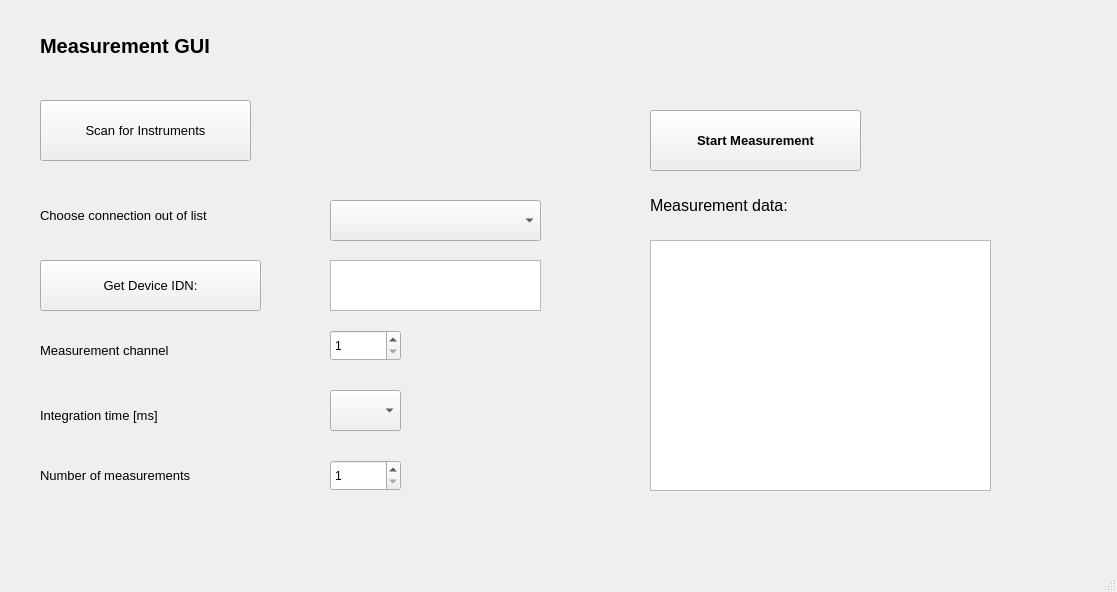
Before: the Qt Designer form measureGUI.ui in benjaminze/kpi_internship, drawn with Qt 5.
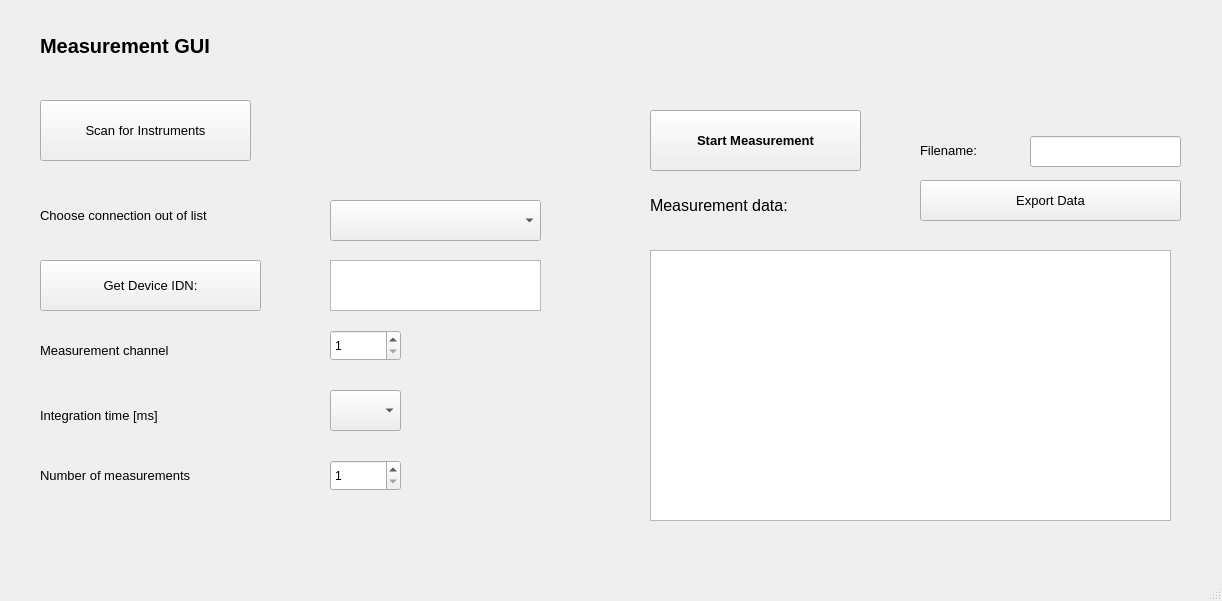
After: the same form once the commit is applied.

Commit message: table without dynamic updates

Diff of the .ui file:
```diff
--- a/measureGUI.ui
+++ b/measureGUI.ui
@@ -6,8 +6,8 @@
    <rect>
     <x>0</x>
     <y>0</y>
-    <width>1117</width>
-    <height>592</height>
+    <width>1222</width>
+    <height>601</height>
    </rect>
   </property>
   <property name="windowTitle">
@@ -184,16 +184,6 @@
      <string>Number of measurements</string>
     </property>
    </widget>
-   <widget class="QTextEdit" name="measurement_data_textBox">
-    <property name="geometry">
-     <rect>
-      <x>650</x>
-      <y>240</y>
-      <width>341</width>
-      <height>251</height>
-     </rect>
-    </property>
-   </widget>
    <widget class="QLabel" name="label_6">
     <property name="geometry">
      <rect>
@@ -260,6 +250,85 @@
      <string>Get Device IDN:</string>
     </property>
    </widget>
+   <widget class="QTableWidget" name="measurement_data_table">
+    <property name="geometry">
+     <rect>
+      <x>650</x>
+      <y>250</y>
+      <width>521</width>
+      <height>271</height>
+     </rect>
+    </property>
+    <property name="sizePolicy">
+     <sizepolicy hsizetype="Expanding" vsizetype="Expanding">
+      <horstretch>0</horstretch>
+      <verstretch>0</verstretch>
+     </sizepolicy>
+    </property>
+    <attribute name="horizontalHeaderCascadingSectionResizes">
+     <bool>true</bool>
+    </attribute>
+    <attribute name="horizontalHeaderDefaultSectionSize">
+     <number>240</number>
+    </attribute>
+    <attribute name="horizontalHeaderMinimumSectionSize">
+     <number>50</number>
+    </attribute>
+    <attribute name="verticalHeaderCascadingSectionResizes">
+     <bool>true</bool>
+    </attribute>
+    <attribute name="verticalHeaderDefaultSectionSize">
+     <number>30</number>
+    </attribute>
+   </widget>
+   <widget class="QPushButton" name="export_data_button">
+    <property name="geometry">
+     <rect>
+      <x>920</x>
+      <y>180</y>
+      <width>261</width>
+      <height>41</height>
+     </rect>
+    </property>
+    <property name="font">
+     <font>
+      <pointsize>10</pointsize>
+      <weight>50</weight>
+      <bold>false</bold>
+     </font>
+    </property>
+    <property name="text">
+     <string>Export Data</string>
+    </property>
+   </widget>
+   <widget class="QLabel" name="label_7">
+    <property name="geometry">
+     <rect>
+      <x>920</x>
+      <y>130</y>
+      <width>101</width>
+      <height>41</height>
+     </rect>
+    </property>
+    <property name="font">
+     <font>
+      <pointsize>10</pointsize>
+     </font>
+    </property>
+    <property name="text">
+     <string>Filename:</string>
+    </property>
+   </widget>
+   <widget class="QLineEdit" name="filename_lineEdit">
+    <property name="geometry">
+     <rect>
+      <x>1030</x>
+      <y>136</y>
+      <width>151</width>
+      <height>31</height>
+     </rect>
+    </property>
+   </widget>
   </widget>
   <widget class="QMenuBar" name="menubar">
    <property name="geometry">
```
Left out of the diff: 2 changed lines with no effect on the pictures. The commit also changes 1 other file.
